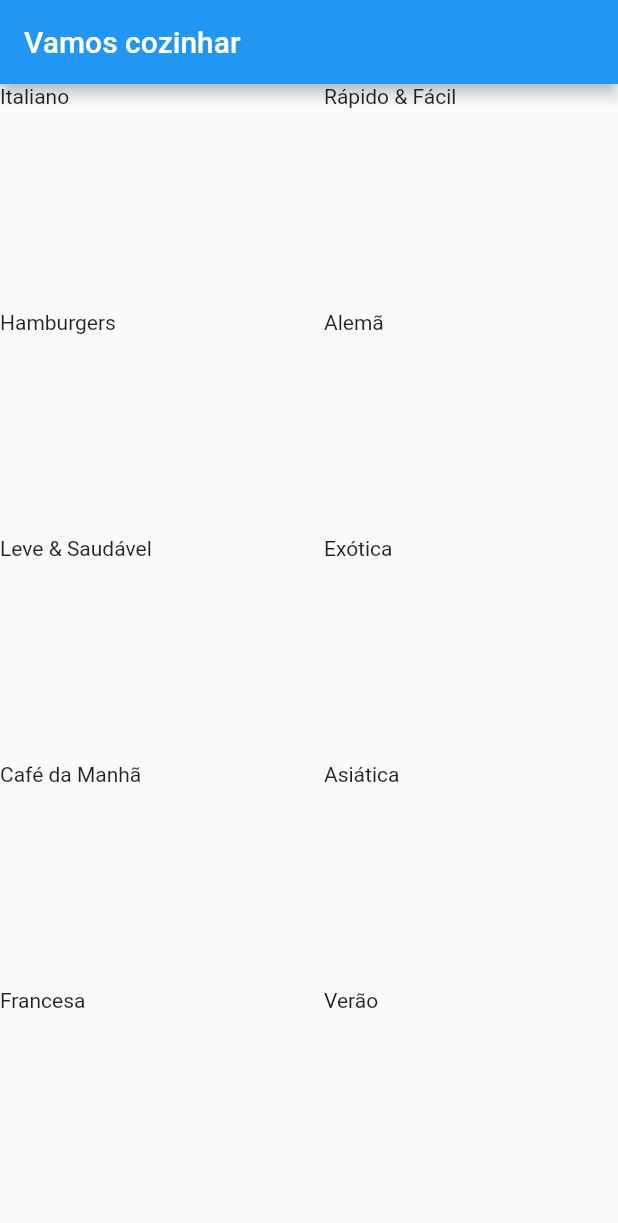
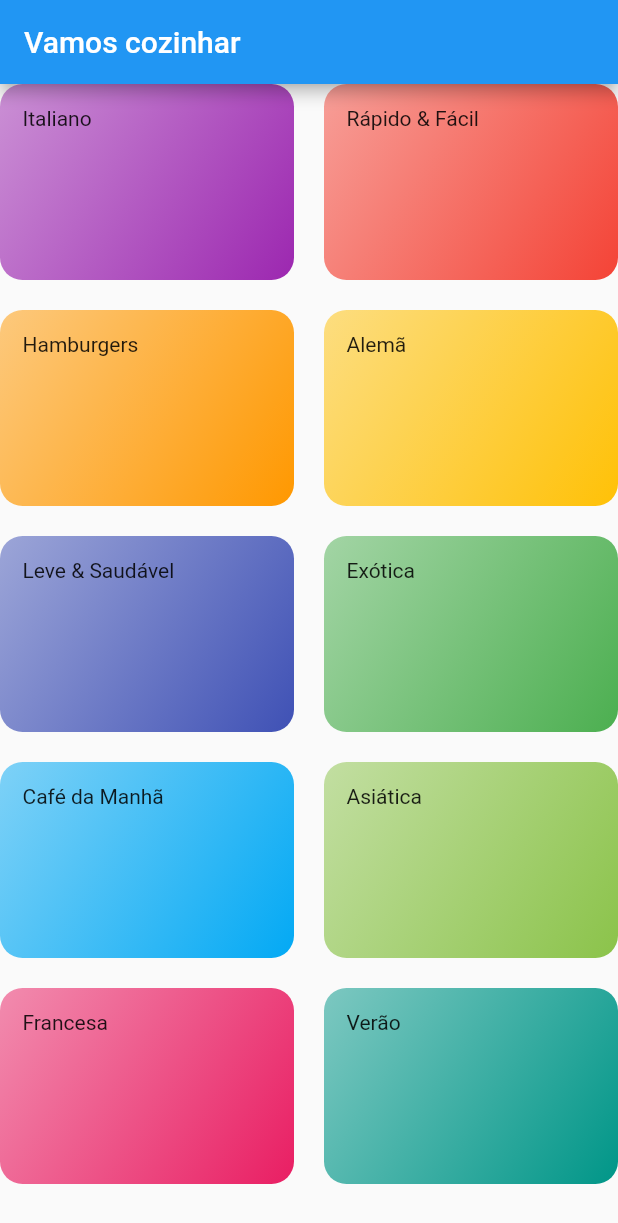
Before and after one commit to machado-jose/menus_flutter, a Flutter app: the screen it shows after launch, on a phone screen of 412 x 824 dp. Shown: the top 1223 px of the screen. Run offline on Flutter 3.47's test engine with Material 2 defaults, Android fonts, the phone set to English and light mode, and no system bars.

Commit message:
Category item component

```diff
--- a/lib/components/category_item.dart
+++ b/lib/components/category_item.dart
@@ -2,7 +2,6 @@ import 'package:flutter/material.dart';
 import 'package:menus/models/category.dart';
 
 class CategoryItem extends StatelessWidget {
-
   final Category category;
 
   const CategoryItem(this.category);
@@ -10,7 +9,18 @@ class CategoryItem extends StatelessWidget {
   @override
   Widget build(BuildContext context) {
     return Container(
+      padding: EdgeInsets.all(15),
       child: Text(this.category.title),
+      decoration: BoxDecoration(
+          borderRadius: BorderRadius.circular(15),
+          gradient: LinearGradient(
+            colors: [
+              category.color.withOpacity(0.5),
+              category.color,
+            ],
+            begin: Alignment.topLeft,
+            end: Alignment.bottomRight,
+          )),
     );
   }
 }
```
